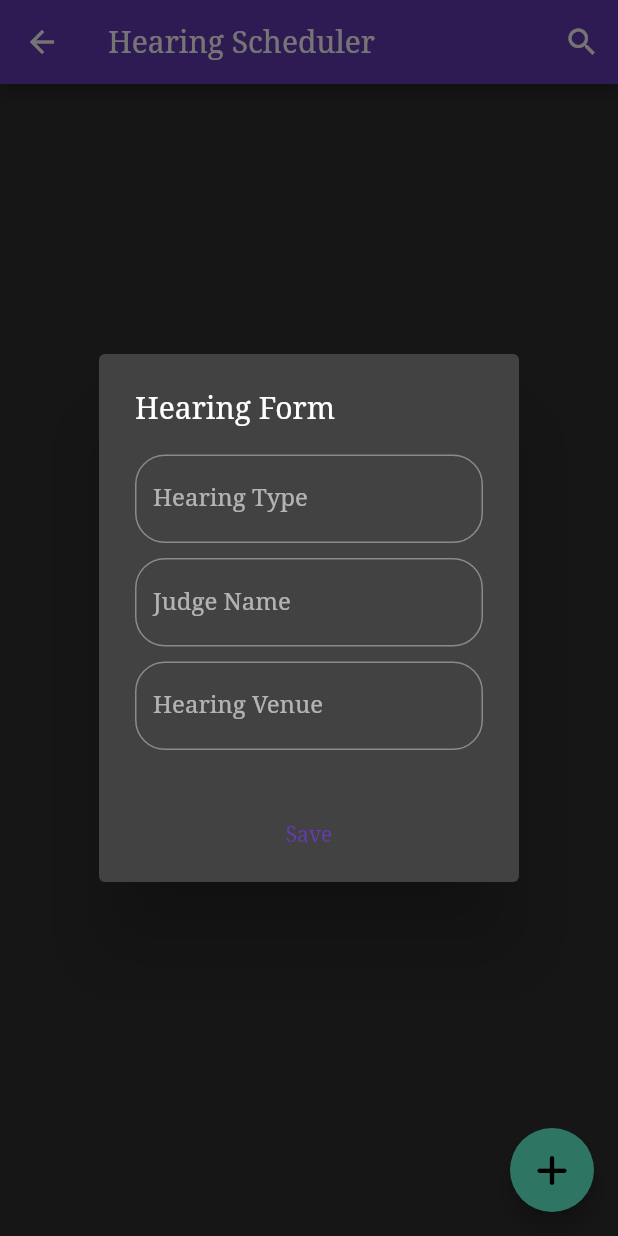
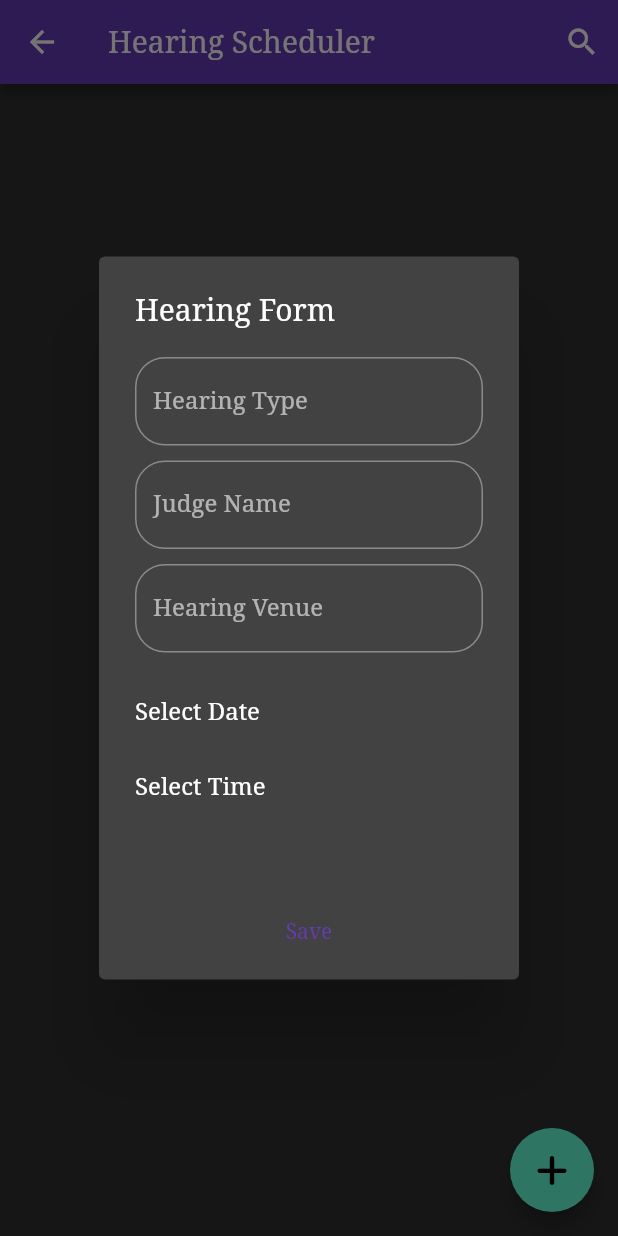
Before and after one commit to sumeetkumar95/case_manager, a Flutter app: the HearingSchedule screen opened directly, after a tap on an icon or button, on a phone screen of 412 x 824 dp. Run offline on Flutter 3.47's test engine with Material 2 defaults, Android fonts, the light colour scheme and no system bars; our stand-ins replace cloud_firestore, firebase_auth, firebase_core, flutter_svg, font_awesome_flutter; accounts and stored records are empty.

Commit message:
time & date add

```diff
--- a/lib/screens/hearingschedule.dart
+++ b/lib/screens/hearingschedule.dart
@@ -37,7 +37,8 @@ class _HearingScheduleState extends State<HearingSchedule> {
         },
         child: FaIcon(FontAwesomeIcons.plus),
       ),
-      body: Container(
+      body: SingleChildScrollView(
+        child: Container(
             width: MediaQuery.of(context).size.width,
             height: MediaQuery.of(context).size.height,
             child: ListView.builder(
@@ -58,12 +59,42 @@ class _HearingScheduleState extends State<HearingSchedule> {
                 );
               },
             )),
+      ),
     );
-  }
   }
 
   Widget _buildPopupDialog(BuildContext context) {
-  return new AlertDialog(
+    DateTime? selectedDate;
+
+    Future<void> _selectDate(BuildContext context) async {
+      final DateTime? picked = await showDatePicker(
+          context: context,
+          initialDate: DateTime.now(),
+          firstDate: DateTime(2015, 8),
+          lastDate: DateTime(2101));
+      //if (picked != null && picked != selectedDate) {
+
+      setState(() {
+        selectedDate = picked;
+      });
+      //}
+    }
+
+    TimeOfDay? selectedTime;
+    Future<void> _selectTime(BuildContext context) async {
+      TimeOfDay? pickedTime = await showTimePicker(
+        context: context,
+        initialTime: TimeOfDay.now(),
+      );
+
+      if (pickedTime != null && pickedTime != selectedTime)
+        setState(() {
+          selectedTime = pickedTime;
+        });
+    }
+
+    return StatefulBuilder(builder: (context, setState) {
+      return AlertDialog(
         title: const Text('Hearing Form'),
         content: new Column(
           mainAxisSize: MainAxisSize.min,
@@ -72,8 +103,8 @@ Widget _buildPopupDialog(BuildContext context) {
             TextFormField(
               decoration: InputDecoration(
                   labelText: "Hearing Type",
-              border:
-                  OutlineInputBorder(borderRadius: BorderRadius.circular(20))),
+                  border: OutlineInputBorder(
+                      borderRadius: BorderRadius.circular(20))),
             ),
             SizedBox(
               height: 10,
@@ -81,8 +112,8 @@ Widget _buildPopupDialog(BuildContext context) {
             TextFormField(
               decoration: InputDecoration(
                   labelText: "Judge Name",
-              border:
-                  OutlineInputBorder(borderRadius: BorderRadius.circular(20))),
+                  border: OutlineInputBorder(
+                      borderRadius: BorderRadius.circular(20))),
             ),
             SizedBox(
               height: 10,
@@ -90,9 +121,53 @@ Widget _buildPopupDialog(BuildContext context) {
             TextFormField(
               decoration: InputDecoration(
                   labelText: "Hearing Venue",
-              border:
-                  OutlineInputBorder(borderRadius: BorderRadius.circular(20))),
-        )
+                  border: OutlineInputBorder(
+                      borderRadius: BorderRadius.circular(20))),
+            ),
+            SizedBox(
+              height: 30,
+            ),
+            GestureDetector(
+              onTap: () async {
+                final DateTime? picked = await showDatePicker(
+                    context: context,
+                    initialDate: DateTime.now(),
+                    firstDate: DateTime(2015, 8),
+                    lastDate: DateTime(2101));
+                if (picked != null && picked != selectedDate) {
+                  setState(() {
+                    selectedDate = picked;
+                  });
+                }
+              },
+              child: Container(
+                width: double.infinity,
+                height: 50,
+                child: Text(selectedDate != null
+                    ? (selectedDate!.toLocal().toString().split(' ')[0])
+                    : "Select Date"),
+              ),
+            ),
+            GestureDetector(
+              onTap: () async {
+                TimeOfDay? pickedTime = await showTimePicker(
+                  context: context,
+                  initialTime: TimeOfDay.now(),
+                );
+
+                if (pickedTime != null && pickedTime != selectedTime)
+                  setState(() {
+                    selectedTime = pickedTime;
+                  });
+              },
+              child: Container(
+                width: double.infinity,
+                height: 50,
+                child: Text(selectedTime != null
+                    ? selectedTime!.format(context)
+                    : "Select Time"),
+              ),
+            ),
           ],
         ),
         actions: <Widget>[
@@ -106,4 +181,6 @@ Widget _buildPopupDialog(BuildContext context) {
           ),
         ],
       );
+    });
   }
+}
```
Also changed, not shown: lib/screens/deshboard.dart (+32 -13 lines). Lines whose indentation alone changed are shown as unchanged.
